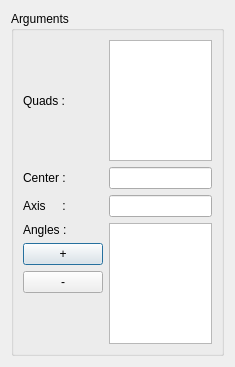
This is src/HEXABLOCKGUI/QuadRevolution_QTD.ui in SalomePlatform/hexablock as Qt 5 draws it before an edit. The edited form follows.
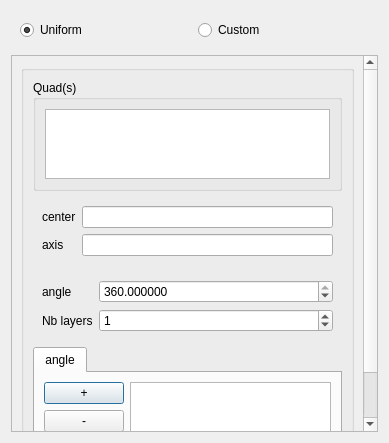
This is the edited form.

```diff
--- a/src/HEXABLOCKGUI/QuadRevolution_QTD.ui
+++ b/src/HEXABLOCKGUI/QuadRevolution_QTD.ui
@@ -6,14 +6,14 @@
    <rect>
     <x>0</x>
     <y>0</y>
-    <width>235</width>
-    <height>367</height>
+    <width>389</width>
+    <height>443</height>
    </rect>
   </property>
   <property name="minimumSize">
    <size>
     <width>5</width>
-    <height>0</height>
+    <height>300</height>
    </size>
   </property>
   <property name="windowTitle">
@@ -21,6 +21,44 @@
   </property>
   <layout class="QVBoxLayout" name="verticalLayout">
    <item>
+    <widget class="QWidget" name="widget" native="true">
+     <layout class="QHBoxLayout" name="horizontalLayout_2">
+      <item>
+       <widget class="QRadioButton" name="revolutionUni_rb">
+        <property name="text">
+         <string>Uniform</string>
+        </property>
+        <property name="checked">
+         <bool>true</bool>
+        </property>
+       </widget>
+      </item>
+      <item>
+       <widget class="QRadioButton" name="revolution_rb">
+        <property name="text">
+         <string>Custom</string>
+        </property>
+       </widget>
+      </item>
+     </layout>
+    </widget>
+   </item>
+   <item>
+    <widget class="QScrollArea" name="scrollArea">
+     <property name="widgetResizable">
+      <bool>true</bool>
+     </property>
+     <widget class="QWidget" name="scrollAreaWidgetContents">
+      <property name="geometry">
+       <rect>
+        <x>0</x>
+        <y>0</y>
+        <width>351</width>
+        <height>490</height>
+       </rect>
+      </property>
+      <layout class="QVBoxLayout" name="verticalLayout_4">
+       <item>
     <widget class="QGroupBox" name="groupBox">
      <property name="minimumSize">
       <size>
@@ -29,17 +67,16 @@
       </size>
      </property>
      <property name="title">
-      <string>Arguments</string>
-     </property>
-     <layout class="QGridLayout" name="gridLayout">
-      <item row="0" column="0">
-       <widget class="QLabel" name="quadsLabel">
-        <property name="text">
-         <string>Quads : </string>
-        </property>
-       </widget>
-      </item>
-      <item row="0" column="1">
+          <string/>
+         </property>
+         <layout class="QVBoxLayout" name="verticalLayout_3">
+          <item>
+           <widget class="QGroupBox" name="groupBox_2">
+            <property name="title">
+             <string>Quad(s)</string>
+            </property>
+            <layout class="QVBoxLayout" name="verticalLayout_2">
+             <item>
        <widget class="QListWidget" name="quads_lw">
         <property name="sizePolicy">
          <sizepolicy hsizetype="Preferred" vsizetype="Preferred">
@@ -49,15 +86,21 @@
         </property>
        </widget>
       </item>
-      <item row="1" column="0">
+            </layout>
+           </widget>
+          </item>
+          <item>
+           <widget class="QWidget" name="widget_3" native="true">
+            <layout class="QFormLayout" name="formLayout">
+             <item row="0" column="0">
        <widget class="QLabel" name="label_5">
         <property name="text">
-         <string>Center : </string>
+                <string>center</string>
         </property>
        </widget>
       </item>
-      <item row="1" column="1">
-       <widget class="QLineEdit" name="center_pt_le">
+             <item row="0" column="1">
+              <widget class="QLineEdit" name="center_le">
         <property name="sizePolicy">
          <sizepolicy hsizetype="Minimum" vsizetype="Fixed">
           <horstretch>0</horstretch>
@@ -79,15 +122,15 @@
         </property>
        </widget>
       </item>
-      <item row="2" column="0">
+             <item row="1" column="0">
        <widget class="QLabel" name="label_4">
         <property name="text">
-         <string>Axis     :</string>
+                <string>axis</string>
         </property>
        </widget>
       </item>
-      <item row="2" column="1">
-       <widget class="QLineEdit" name="axis_vec_le">
+             <item row="1" column="1">
+              <widget class="QLineEdit" name="axis_le">
         <property name="sizePolicy">
          <sizepolicy hsizetype="Minimum" vsizetype="Fixed">
           <horstretch>0</horstretch>
@@ -109,24 +152,82 @@
         </property>
        </widget>
       </item>
-      <item row="3" column="0">
-       <widget class="QLabel" name="label">
+            </layout>
+            <zorder>center_le</zorder>
+            <zorder>label_5</zorder>
+            <zorder>axis_le</zorder>
+            <zorder>label_4</zorder>
+           </widget>
+          </item>
+          <item>
+           <widget class="QWidget" name="widget_5" native="true">
+            <layout class="QFormLayout" name="formLayout_5">
+             <item row="0" column="0">
+              <widget class="QLabel" name="label_2">
         <property name="text">
-         <string>Angles : </string>
+                <string>angle</string>
         </property>
        </widget>
       </item>
-      <item row="3" column="1" rowspan="4">
-       <widget class="QListWidget" name="angles_lw">
+             <item row="0" column="1">
+              <widget class="QDoubleSpinBox" name="angle_spb">
+               <property name="decimals">
+                <number>6</number>
+               </property>
+               <property name="maximum">
+                <double>360.000000000000000</double>
+               </property>
+               <property name="singleStep">
+                <double>10.000000000000000</double>
+               </property>
+               <property name="value">
+                <double>360.000000000000000</double>
+               </property>
+              </widget>
+             </item>
+             <item row="1" column="0">
+              <widget class="QLabel" name="label_11">
+               <property name="text">
+                <string>Nb layers</string>
+               </property>
+              </widget>
+             </item>
+             <item row="1" column="1">
+              <widget class="QSpinBox" name="nbre_spb">
+               <property name="maximum">
+                <number>1000000</number>
+               </property>
+               <property name="value">
+                <number>1</number>
+               </property>
+              </widget>
+             </item>
+            </layout>
+           </widget>
+          </item>
+          <item>
+           <widget class="QTabWidget" name="random_param_w">
         <property name="sizePolicy">
          <sizepolicy hsizetype="Preferred" vsizetype="Preferred">
           <horstretch>0</horstretch>
           <verstretch>0</verstretch>
          </sizepolicy>
         </property>
-       </widget>
-      </item>
-      <item row="4" column="0">
+            <property name="maximumSize">
+             <size>
+              <width>16777215</width>
+              <height>16777215</height>
+             </size>
+            </property>
+            <property name="currentIndex">
+             <number>0</number>
+            </property>
+            <widget class="QWidget" name="ext_angle_tab_3">
+             <attribute name="title">
+              <string>angle</string>
+             </attribute>
+             <layout class="QGridLayout" name="gridLayout_9">
+              <item row="0" column="0">
        <widget class="QPushButton" name="add_angle_pb">
         <property name="enabled">
          <bool>true</bool>
@@ -142,7 +243,7 @@
         </property>
        </widget>
       </item>
-      <item row="5" column="0">
+              <item row="1" column="0">
        <widget class="QPushButton" name="del_angle_pb">
         <property name="sizePolicy">
          <sizepolicy hsizetype="Maximum" vsizetype="Fixed">
@@ -155,7 +256,27 @@
         </property>
        </widget>
       </item>
-      <item row="6" column="0">
+              <item row="2" column="0">
+               <spacer name="verticalSpacer_11">
+                <property name="orientation">
+                 <enum>Qt::Vertical</enum>
+                </property>
+                <property name="sizeHint" stdset="0">
+                 <size>
+                  <width>20</width>
+                  <height>139</height>
+                 </size>
+                </property>
+               </spacer>
+              </item>
+              <item row="0" column="1" rowspan="3">
+               <widget class="QListWidget" name="angles_lw"/>
+              </item>
+             </layout>
+            </widget>
+           </widget>
+          </item>
+          <item>
        <spacer name="verticalSpacer">
         <property name="orientation">
          <enum>Qt::Vertical</enum>
@@ -163,12 +284,16 @@
         <property name="sizeHint" stdset="0">
          <size>
           <width>20</width>
-          <height>45</height>
+              <height>40</height>
          </size>
         </property>
        </spacer>
       </item>
      </layout>
+        </widget>
+       </item>
+      </layout>
+     </widget>
     </widget>
    </item>
   </layout>
```
Left out of the diff: 83 changed lines with no effect on the pictures. Lines whose indentation alone changed are shown as unchanged.
